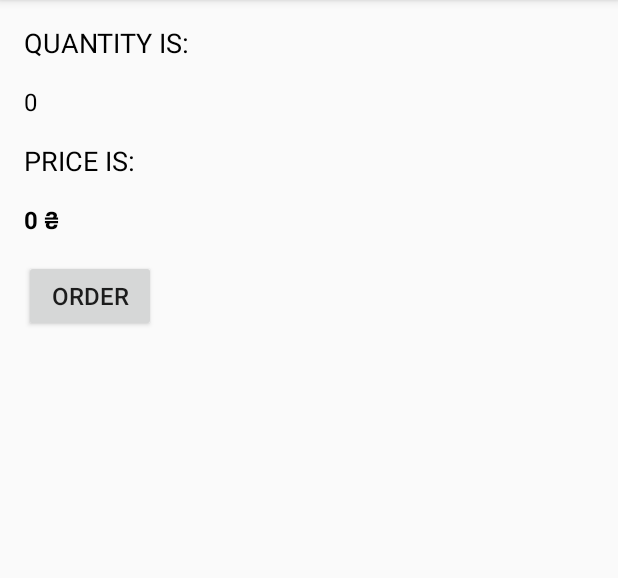
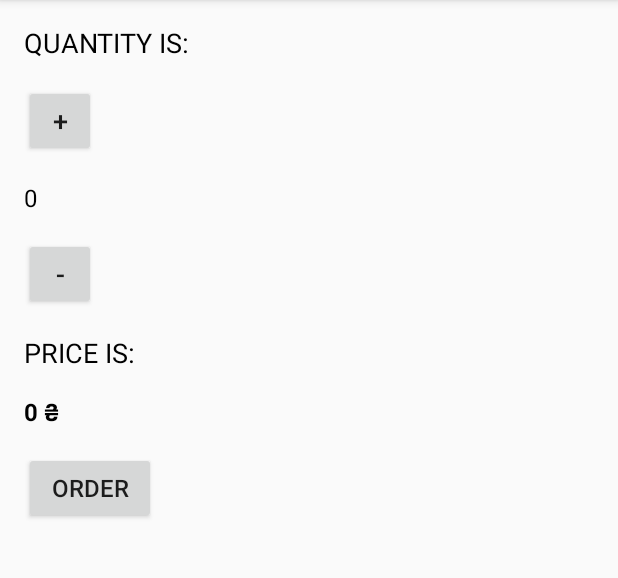
Before and after one commit to creatorAndDev/justjava, an Android app: the screen it shows after launch (MainActivity), on a phone screen of 412 x 824 dp, the part 84-662 px from its top. Run offline under Robolectric (Android 15) with nearby library versions, the phone set to English and light mode, and no system bars.

Commit message:
added button - + in xml

```diff
--- a/app/src/main/res/layout/activity_main.xml
+++ b/app/src/main/res/layout/activity_main.xml
@@ -8,7 +8,7 @@
     tools:context="ua.com.kl.yuri.justjava.MainActivity">
 
     <TextView
-        android:layout_width="match_parent"
+        android:layout_width="wrap_content"
         android:layout_height="wrap_content"
         android:layout_marginBottom="16dp"
         android:text="Quantity is:"
@@ -16,17 +16,31 @@
         android:textColor="#000"
         android:textSize="18sp"/>
 
+    <Button
+        android:layout_width="48dp"
+        android:layout_height="48dp"
+        android:layout_marginBottom="16dp"
+        android:text="+"
+        android:textSize="18sp"/>
+
     <TextView
         android:id="@+id/quantity_text_view"
-        android:layout_width="match_parent"
+        android:layout_width="wrap_content"
         android:layout_height="wrap_content"
         android:layout_marginBottom="16dp"
         android:text="0"
         android:textColor="#000"
         android:textSize="16sp"/>
 
+    <Button
+        android:layout_width="48dp"
+        android:layout_height="48dp"
+        android:layout_marginBottom="16dp"
+        android:text="-"
+        android:textSize="18sp"/>
+
     <TextView
-        android:layout_width="match_parent"
+        android:layout_width="wrap_content"
         android:layout_height="wrap_content"
         android:layout_marginBottom="16dp"
         android:text="Price is:"
@@ -36,7 +50,7 @@
 
     <TextView
         android:id="@+id/price_text_view"
-        android:layout_width="match_parent"
+        android:layout_width="wrap_content"
         android:layout_height="wrap_content"
         android:layout_marginBottom="16dp"
         android:text="0 ₴"
```
